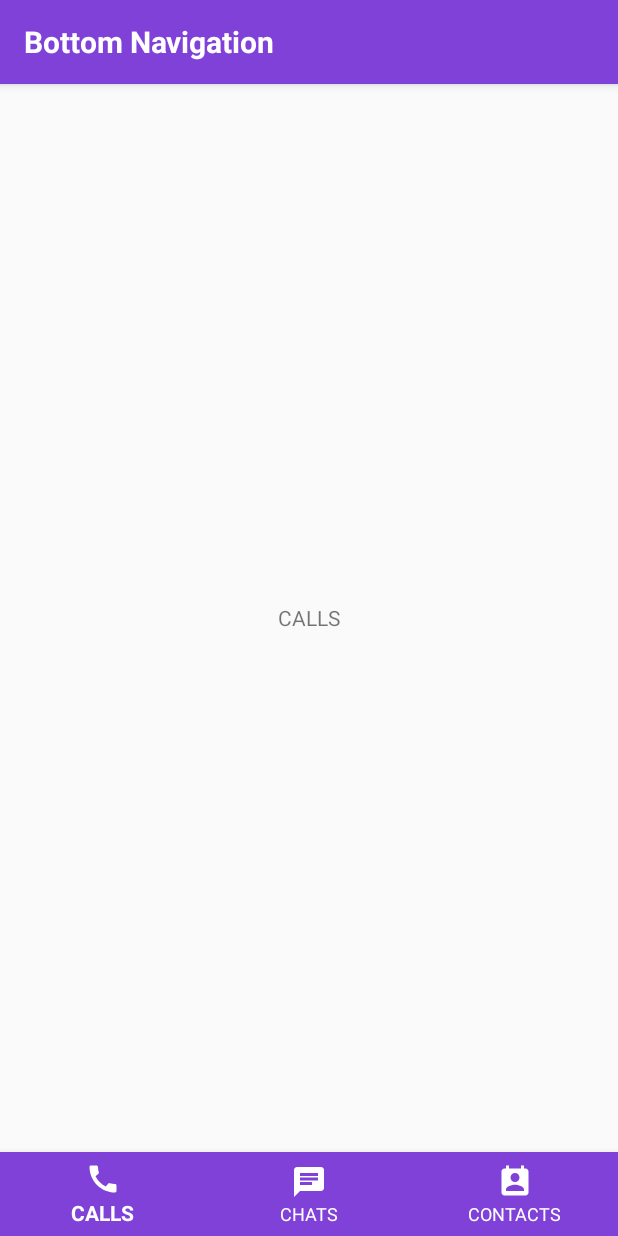
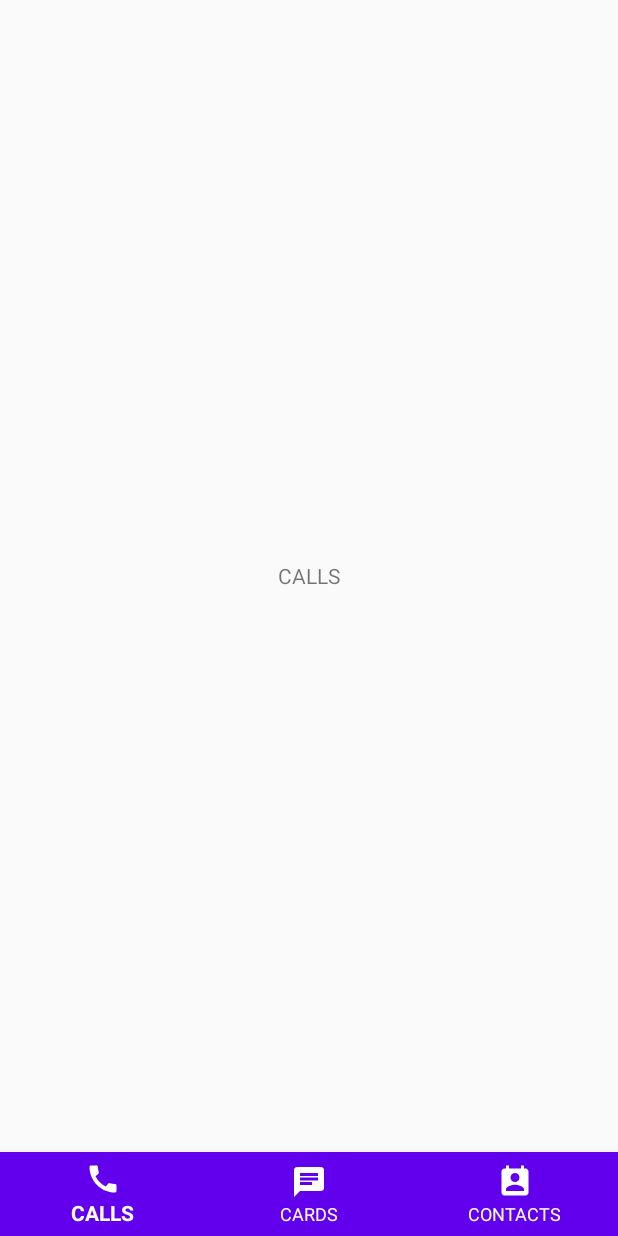
Before and after one commit to Haemin-Park/Android_Retrofit2Study, an Android app: the screen it shows after launch (MainActivity), on a phone screen of 412 x 824 dp. Run offline under Robolectric (Android 15) with nearby library versions, the phone set to English and light mode, and no system bars.

```diff
--- a/app/build.gradle
+++ b/app/build.gradle
@@ -35,8 +35,11 @@ dependencies {
 
     compile 'com.squareup.retrofit2:retrofit:2.3.0'
     compile 'com.squareup.retrofit2:converter-gson:2.3.0'
+    // 이미지 주소로 불러오기
+    implementation 'com.github.bumptech.glide:glide:4.9.0'
+    annotationProcessor 'com.github.bumptech.glide:compiler:4.9.0'
 
-// recyclerview
+    // recyclerview
     compile 'com.android.support:recyclerview-v7:28.0.0'
 
 }
--- a/app/src/main/AndroidManifest.xml
+++ b/app/src/main/AndroidManifest.xml
@@ -5,7 +5,7 @@
     <application
         android:allowBackup="true"
         android:icon="@mipmap/ic_launcher"
-        android:label="@string/app_name"
+        android:label="retrofit2_study1"
         android:roundIcon="@mipmap/ic_launcher_round"
         android:supportsRtl="true"
         android:theme="@style/AppTheme">
--- a/app/src/main/java/phm/example/retrofit2_study1/ChatsFragment.java
+++ b/app/src/main/java/phm/example/retrofit2_study1/ChatsFragment.java
@@ -53,8 +53,8 @@ public class ChatsFragment extends Fragment {
 
         Map map = new HashMap();
         map.put("locale","en_US");
-        map.put("minionType","dragon");
-        map.put("access_token","USmW7NaOZmIIU3k5jsbIxHir8mCp1sktFa");
+        map.put("minionType","dragon"); // 용가리
+        map.put("access_token","USLpnWB9KPyrMoLO6NvkAxEr1xtHFOImHD");
 
         RetrofitService request = retrofit.create(RetrofitService.class);
         Call<RetrofitRepo> call = request.getJSON(map);
@@ -67,11 +67,7 @@ public class ChatsFragment extends Fragment {
                 for(int i = 0; i<jsonResponse.getCards().size(); i++){
 
                     data.add(i,jsonResponse.getCards().get(i));
-                    //Log.d("테스트", "TestCode2 : "+data.get(i).getTitle()+data.get(i).getDirector());
-
                 }
-                //Log.d("테스트", "TestCode2 : "+data.get(1).getCards().get(1));
-
                 adapter = new DataAdapter(getContext(),data);
                 recyclerView.setAdapter(adapter);
 
--- a/app/src/main/java/phm/example/retrofit2_study1/MainActivity.java
+++ b/app/src/main/java/phm/example/retrofit2_study1/MainActivity.java
@@ -81,9 +81,11 @@ public class MainActivity extends AppCompatActivity {
         callsFragment=new CallsFragment();
         chatFragment=new ChatsFragment();
         contactsFragment=new ContactsFragment();
+
         adapter.addFragment(callsFragment);
         adapter.addFragment(chatFragment);
         adapter.addFragment(contactsFragment);
+
         viewPager.setAdapter(adapter);
     }
 
--- a/app/src/main/java/phm/example/retrofit2_study1/RetrofitService.java
+++ b/app/src/main/java/phm/example/retrofit2_study1/RetrofitService.java
@@ -11,7 +11,6 @@ public interface RetrofitService {
 
     @GET("hearthstone/cards")
     Call<RetrofitRepo> getJSON(
-
             @QueryMap Map<String, String> option
     );
 
--- a/app/src/main/res/layout/activity_main.xml
+++ b/app/src/main/res/layout/activity_main.xml
@@ -6,29 +6,6 @@
     android:layout_height="match_parent"
     android:orientation="vertical"
     tools:context=".MainActivity" >
-
-    <com.google.android.material.appbar.AppBarLayout
-        android:layout_width="match_parent"
-        android:layout_height="wrap_content"
-       >
-
-        <androidx.appcompat.widget.Toolbar
-            android:id="@+id/toolbar"
-            android:layout_width="match_parent"
-            android:layout_height="match_parent"
-            android:background="@color/colorP">
-
-            <TextView
-                android:layout_width="match_parent"
-                android:layout_height="match_parent"
-                android:text="Bottom Navigation"
-                android:textColor="@android:color/white"
-                android:textSize="20sp"
-                android:textStyle="bold" />
-
-        </androidx.appcompat.widget.Toolbar>
-
-    </com.google.android.material.appbar.AppBarLayout>
 
     <RelativeLayout
         android:layout_width="match_parent"
--- a/app/src/main/res/menu/bottom_menu.xml
+++ b/app/src/main/res/menu/bottom_menu.xml
@@ -13,7 +13,7 @@
         app:showAsAction="always"
         android:textColor="@android:color/white"
         android:icon="@drawable/baseline_chat_24"
-        android:title="CHATS" />
+        android:title="CARDS" />
 
     <item
         android:id="@+id/navigation_menu3"
--- a/app/src/main/res/values/colors.xml
+++ b/app/src/main/res/values/colors.xml
@@ -3,5 +3,5 @@
     <color name="colorPrimary">#6200EE</color>
     <color name="colorPrimaryDark">#3700B3</color>
     <color name="colorAccent">#03DAC5</color>
-    <color name="colorP">#8041D9</color>
+    <color name="colorP">#6200EE</color>
 </resources>
--- a/app/src/main/res/values/strings.xml
+++ b/app/src/main/res/values/strings.xml
@@ -1,3 +1,3 @@
 <resources>
-    <string name="app_name">prography_6th_android</string>
+    <string name="app_name">retrofit2_study1</string>
 </resources>
--- a/build.gradle
+++ b/build.gradle
@@ -5,6 +5,7 @@ buildscript {
     repositories {
         google()
         jcenter()
+        mavenCentral()
 
     }
     dependencies {
```
Also changed, not shown: app/src/main/java/phm/example/retrofit2_study1/Card.java (+18 -13 lines), app/src/main/java/phm/example/retrofit2_study1/ClickActivity.java (+17 -21 lines), app/src/main/java/phm/example/retrofit2_study1/DataAdapter.java (+22 -20 lines), app/src/main/res/layout/activity_click.xml (+14 -53 lines), app/src/main/res/layout/card_row.xml (+8 -11 lines).
